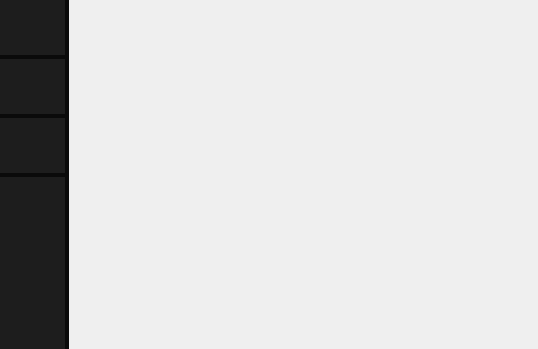
BohdanGunko/clientServetTcpIp, file Lab2/Lab2_proj/ClientPart/purchasesmenu.ui: the form before one commit.
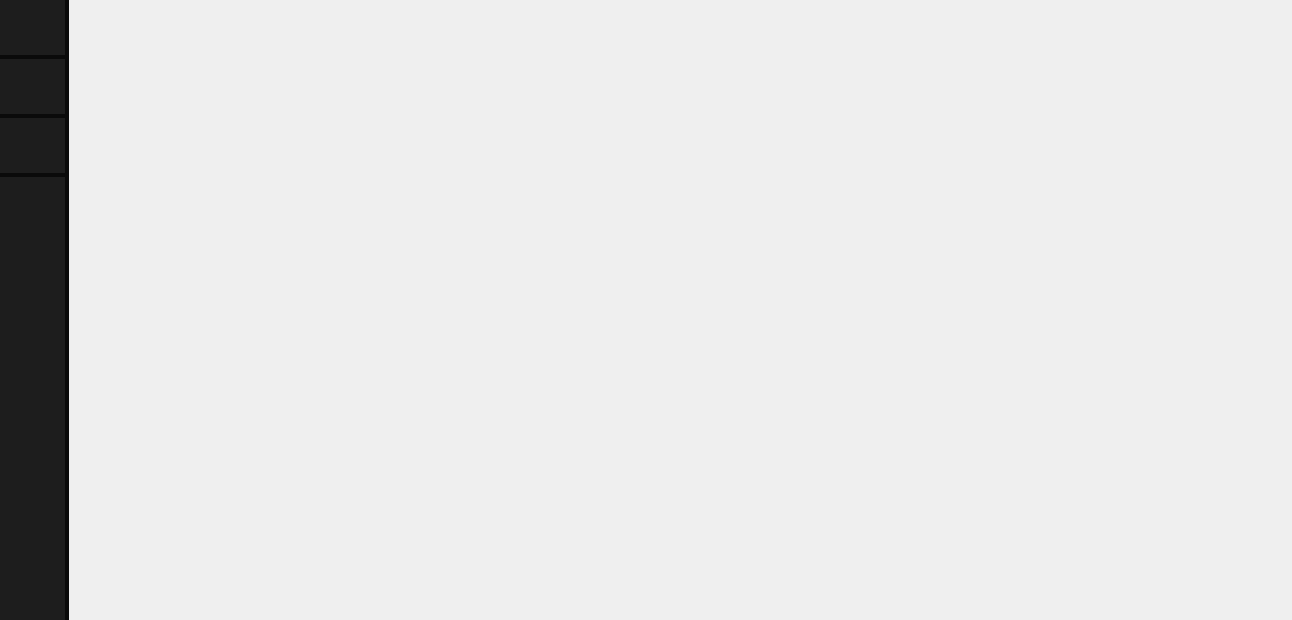
The form after the commit.

The edit to the form file:
```diff
--- a/Lab2/Lab2_proj/ClientPart/purchasesmenu.ui
+++ b/Lab2/Lab2_proj/ClientPart/purchasesmenu.ui
@@ -6,8 +6,8 @@
    <rect>
     <x>0</x>
     <y>0</y>
-    <width>538</width>
-    <height>349</height>
+    <width>1292</width>
+    <height>620</height>
    </rect>
   </property>
   <property name="windowTitle">
```
Left out of the diff: 5 changed lines with no effect on the pictures.
